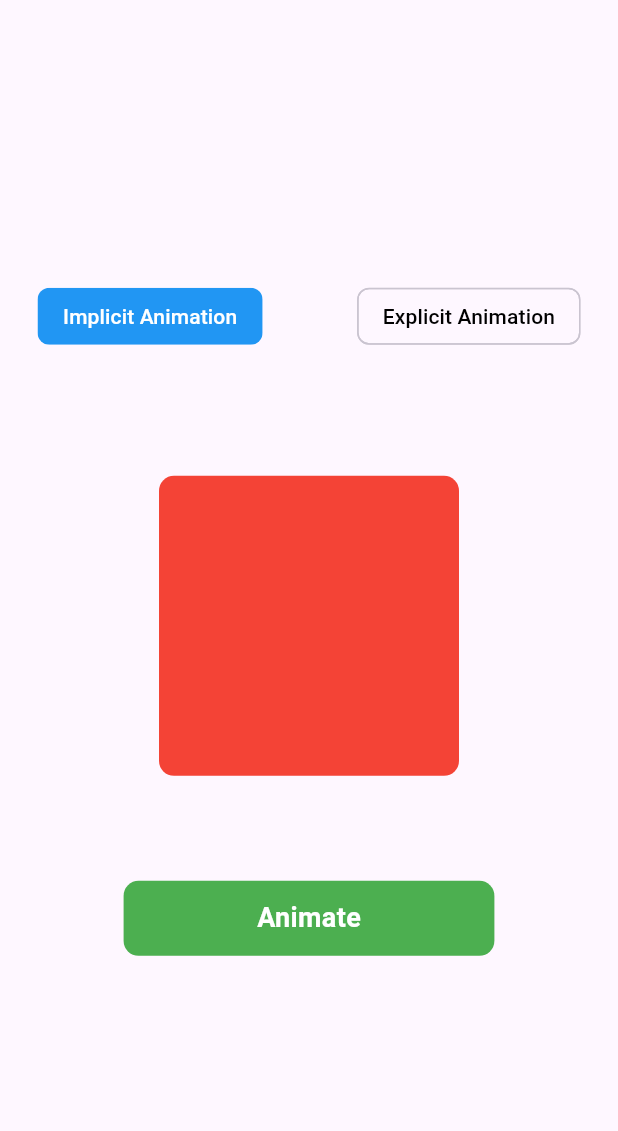
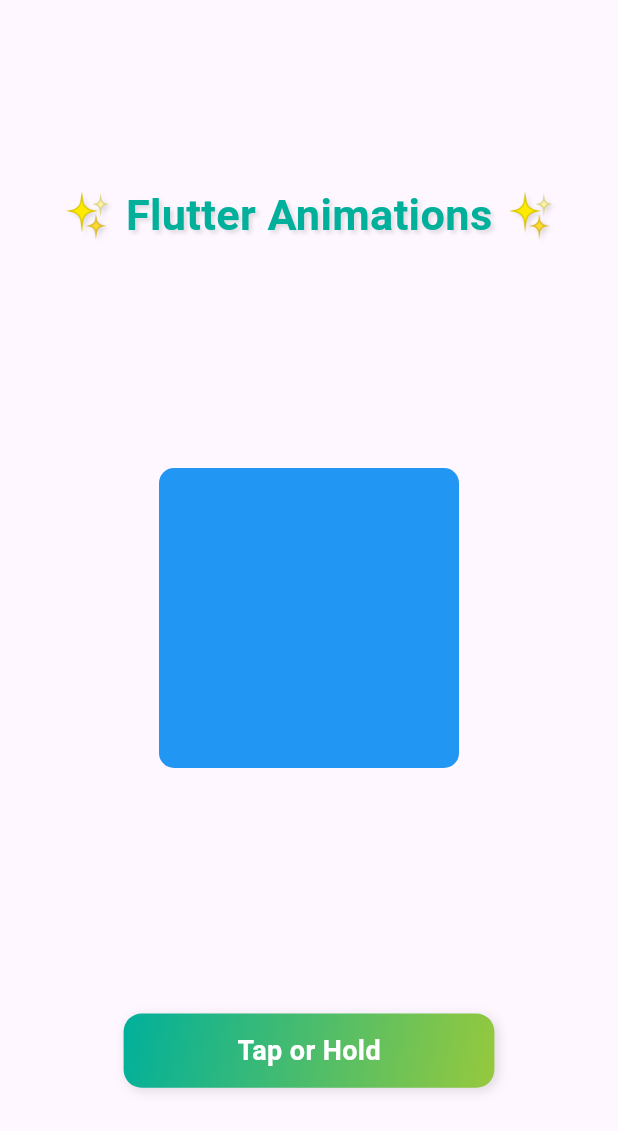
Before and after one commit to Samuelluango98/flutter_animations_example, a Flutter app: the screen it shows after launch, on a phone screen of 412 x 824 dp. Shown: the top 1131 px of the screen. Run offline on Flutter 3.47's test engine with Material 3 defaults, Android fonts, the phone set to English and light mode, and no system bars.

Commit message:
Feat(animations): explicit and implicit animations combined

```diff
--- a/lib/screens/home_screen.dart
+++ b/lib/screens/home_screen.dart
@@ -1,7 +1,10 @@
 import 'package:animations_example/utils/screen_size.dart';
+
 import 'package:animations_example/widgets/animated_button.dart';
-import 'package:animations_example/widgets/animated_container.dart';
 import 'package:flutter/material.dart';
+
+import '../utils/app_colors.dart';
+import 'dart:math' as math;
 
 class HomeScreen extends StatefulWidget {
   const HomeScreen({Key? key}) : super(key: key);
@@ -11,56 +14,93 @@ class HomeScreen extends StatefulWidget {
 }
 
 class _HomeScreenState extends State<HomeScreen> {
-  bool isImplicit = true;
+  double _containerRadius = 10;
+  double _containerWidth = 200;
+  double _containerHeight = 200;
+  Color _containerColor = Colors.blue;
+
+  final Duration _duration = const Duration(milliseconds: 600);
 
   @override
   Widget build(BuildContext context) {
     return Scaffold(
-      body: Container(
-        padding: const EdgeInsets.all(25),
-        width: ScreenSize.width,
-        height: ScreenSize.height,
-        child: Column(
-          crossAxisAlignment: CrossAxisAlignment.center,
-          mainAxisAlignment: MainAxisAlignment.center,
-          children: [
-            _buildTabs(),
-            SizedBox(height: ScreenSize.height * 0.1),
-            isImplicit
-                ? const AnimatedContainerWidget()
-                : const AnimatedButtonWidget(),
+      body: SafeArea(
+        child: SizedBox(
+          width: ScreenSize.width,
+          height: ScreenSize.height,
+          child: Stack(
+            alignment: Alignment.center,
+            children: [
+              _buildTitle(),
+              _buildContainer(),
+              _buildButton(),
+            ],
+          ),
+        ),
+      ),
+    );
+  }
+
+  Positioned _buildButton() {
+    return Positioned(
+      bottom: ScreenSize.height * 0.12,
+      child: AnimatedButton(
+        onTap: _randomizeContainer,
+        onLongPress: () => _animateContainer(6),
+      ),
+    );
+  }
+
+  AnimatedContainer _buildContainer() {
+    return AnimatedContainer(
+      duration: _duration,
+      curve: Curves.fastOutSlowIn,
+      width: _containerWidth,
+      height: _containerHeight,
+      decoration: BoxDecoration(
+        color: _containerColor,
+        borderRadius: BorderRadius.circular(_containerRadius),
+      ),
+    );
+  }
+
+  Future<void> _animateContainer(int times) async {
+    for (int i = 0; i < times; i++) {
+      _randomizeContainer();
+      await Future.delayed(_duration);
+    }
+  }
+
+  void _randomizeContainer() {
+    setState(() {
+      final random = math.Random();
+      _containerColor = Color((random.nextDouble() * 0xFFFFFF).toInt())
+          .withValues(alpha: 1.0);
+      _containerRadius = random.nextDouble() * 51;
+      _containerWidth = 100 + random.nextDouble() * 200;
+      _containerHeight = 100 + random.nextDouble() * 200;
+    });
+  }
+
+  Positioned _buildTitle() {
+    return Positioned(
+      top: ScreenSize.height * 0.15,
+      child: Text(
+        '✨ Flutter Animations ✨',
+        textAlign: TextAlign.center,
+        style: TextStyle(
+          fontSize: ScreenSize.width * 0.07,
+          fontWeight: FontWeight.bold,
+          color: AppColors.primary,
+          shadows: const [
+            Shadow(
+              blurRadius: 3,
+              color: Colors.black12,
+              offset: Offset(2, 2),
+            ),
           ],
         ),
       ),
     );
   }
-
-  Row _buildTabs() {
-    return Row(
-      mainAxisAlignment: MainAxisAlignment.spaceBetween,
-      crossAxisAlignment: CrossAxisAlignment.center,
-      children: [
-        ChoiceChip(
-          label: Text(
-            'Implicit Animation',
-            style: TextStyle(color: isImplicit ? Colors.white : Colors.black),
-          ),
-          selected: isImplicit,
-          onSelected: (bool value) => setState(() => isImplicit = value),
-          showCheckmark: false,
-          selectedColor: Colors.blue,
-        ),
-        ChoiceChip(
-          label: Text(
-            'Explicit Animation',
-            style: TextStyle(color: !isImplicit ? Colors.white : Colors.black),
-          ),
-          selected: !isImplicit,
-          onSelected: (bool value) => setState(() => isImplicit = !value),
-          showCheckmark: false,
-          selectedColor: Colors.blue,
-        ),
-      ],
-    );
-  }
 }
--- /dev/null
+++ b/lib/utils/app_colors.dart
@@ -0,0 +1,8 @@
+import 'dart:ui';
+
+class AppColors {
+  AppColors._();
+
+  static const Color primary = Color(0xff00b09b);
+  static const Color secondary = Color(0xff96c93d);
+}
--- a/lib/utils/screen_size.dart
+++ b/lib/utils/screen_size.dart
@@ -1,6 +1,8 @@
 import 'package:flutter/material.dart';
 
 class ScreenSize {
+  ScreenSize._();
+
   static double width = 0;
   static double height = 0;
 
--- a/lib/widgets/animated_button.dart
+++ b/lib/widgets/animated_button.dart
@@ -1,17 +1,24 @@
+import 'package:animations_example/utils/app_colors.dart';
 import 'package:animations_example/utils/screen_size.dart';
 import 'package:flutter/material.dart';
 
-class AnimatedButtonWidget extends StatefulWidget {
-  const AnimatedButtonWidget({super.key});
+class AnimatedButton extends StatefulWidget {
+  final VoidCallback onTap;
+  final VoidCallback onLongPress;
+  const AnimatedButton(
+      {super.key, required this.onTap, required this.onLongPress});
 
   @override
-  State<AnimatedButtonWidget> createState() => _AnimatedButtonWidgetState();
+  State<AnimatedButton> createState() => _AnimatedButtonState();
 }
 
-class _AnimatedButtonWidgetState extends State<AnimatedButtonWidget>
+class _AnimatedButtonState extends State<AnimatedButton>
     with TickerProviderStateMixin {
   late AnimationController _scaleController;
   late AnimationController _sizeController;
+
+  bool _longPressInProgress = false;
+  bool _longPressAllowed = false;
 
   @override
   void initState() {
@@ -33,17 +40,39 @@ class _AnimatedButtonWidgetState extends State<AnimatedButtonWidget>
     super.dispose();
   }
 
+  void _onLongPressStart(_) async {
+    _longPressInProgress = true;
+    _longPressAllowed = false;
+
+    await Future.wait([
+      _scaleController.forward(),
+      _sizeController.forward(),
+    ]);
+
+    if (_longPressInProgress) _longPressAllowed = true;
+  }
+
+  void _onLongPressEnd() {
+    _longPressInProgress = false;
+
+    if (!_longPressAllowed) {
+      _scaleController.reverse();
+      _sizeController.reverse();
+      return;
+    }
+
+    _scaleController.reset();
+    _sizeController.reset();
+
+    widget.onLongPress();
+  }
+
   @override
   Widget build(BuildContext context) {
     return GestureDetector(
-      onTapDown: (_) {
-        _scaleController.forward();
-        _sizeController.forward();
-      },
-      onTapUp: (_) {
-        _scaleController.reverse();
-        _sizeController.reverse();
-      },
+      onTap: widget.onTap,
+      onLongPressStart: _onLongPressStart,
+      onLongPressEnd: (_) => _onLongPressEnd(),
       child: ScaleTransition(
         scale: Tween<double>(begin: 1, end: 0.85).animate(
           CurvedAnimation(
@@ -52,18 +81,30 @@ class _AnimatedButtonWidgetState extends State<AnimatedButtonWidget>
           ),
         ),
         child: Stack(
+          alignment: Alignment.center,
           children: [
             Container(
               height: ScreenSize.height * 0.06,
               width: ScreenSize.width * 0.6,
               padding: const EdgeInsets.symmetric(horizontal: 10, vertical: 12),
               decoration: BoxDecoration(
-                color: Colors.green,
-                borderRadius: BorderRadius.circular(10),
+                borderRadius: BorderRadius.circular(12),
+                gradient: const LinearGradient(
+                  colors: [AppColors.primary, AppColors.secondary],
+                  begin: Alignment.topLeft,
+                  end: Alignment.bottomRight,
+                ),
+                boxShadow: const [
+                  BoxShadow(
+                    color: Colors.black12,
+                    blurRadius: 6,
+                    offset: Offset(2, 2),
+                  ),
+                ],
               ),
               child: const Center(
                 child: Text(
-                  'Animate',
+                  'Tap or Hold',
                   style: TextStyle(
                     color: Colors.white,
                     fontSize: 18,
@@ -79,7 +120,7 @@ class _AnimatedButtonWidgetState extends State<AnimatedButtonWidget>
                   width: (ScreenSize.width * 0.6) * _sizeController.value,
                   height: ScreenSize.height * 0.06,
                   decoration: BoxDecoration(
-                    color: Colors.black.withOpacity(0.12),
+                    color: Colors.black.withValues(alpha: 0.12),
                     borderRadius: BorderRadius.circular(10),
                   ),
                 );
--- a/lib/widgets/animated_container.dart
+++ /dev/null
@@ -1,75 +0,0 @@
-import 'package:animations_example/utils/screen_size.dart';
-import 'package:flutter/material.dart';
-import 'dart:math' as math;
-
-class AnimatedContainerWidget extends StatefulWidget {
-  const AnimatedContainerWidget({Key? key}) : super(key: key);
-
-  @override
-  State<AnimatedContainerWidget> createState() =>
-      _AnimatedContainerWidgetState();
-}
-
-class _AnimatedContainerWidgetState extends State<AnimatedContainerWidget> {
-  double _radius = 10;
-  double _width = 200;
-  double _height = 200;
-  Color _color = Colors.red;
-
-  @override
-  Widget build(BuildContext context) {
-    return Column(
-      children: [
-        _buildContainer(),
-        const SizedBox(height: 30),
-        _buildBtn(),
-      ],
-    );
-  }
-
-  AnimatedContainer _buildContainer() {
-    return AnimatedContainer(
-      margin: const EdgeInsets.only(bottom: 40),
-      duration: const Duration(milliseconds: 600),
-      curve: Curves.fastOutSlowIn,
-      width: _width,
-      height: _height,
-      decoration: BoxDecoration(
-        color: _color,
-        borderRadius: BorderRadius.circular(_radius),
-      ),
-    );
-  }
-
-  GestureDetector _buildBtn() {
-    return GestureDetector(
-      onTap: () {
-        setState(() {
-          _color = Color((math.Random().nextDouble() * 0xFFFFFF).toInt())
-              .withOpacity(1.0);
-          _radius = math.Random().nextDouble() * 51;
-          _width = math.Random().nextDouble() * 301;
-          _height = math.Random().nextDouble() * 301;
-        });
-      },
-      child: Container(
-        width: ScreenSize.width * 0.6,
-        padding: const EdgeInsets.symmetric(horizontal: 10, vertical: 12),
-        decoration: BoxDecoration(
-          color: Colors.green,
-          borderRadius: BorderRadius.circular(10),
-        ),
-        child: const Center(
-          child: Text(
-            'Animate',
-            style: TextStyle(
-              color: Colors.white,
-              fontSize: 18,
-              fontWeight: FontWeight.bold,
-            ),
-          ),
-        ),
-      ),
-    );
-  }
-}
```
